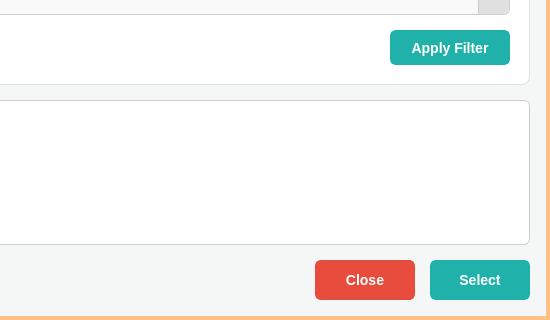
Before: the Qt Designer form src/components/dialogs/author/listofauthorsdialog.ui in DamPhuQuy/Scientific-Article-Management, drawn with Qt 5; both pictures show x 350 to 900 and y 280 to 600 of the 900 by 600 pixel window.
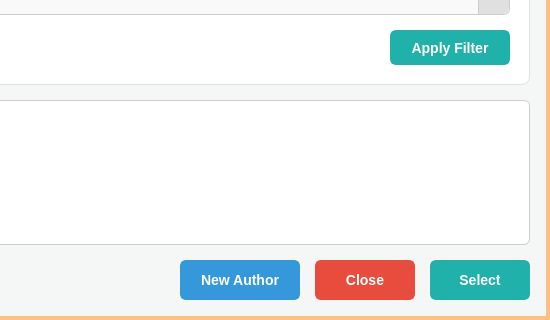
After: the same form once the commit is applied.

Commit message: feat: add author input dialog and integrate with author management

Patch:
```diff
--- a/src/components/dialogs/author/listofauthorsdialog.ui
+++ b/src/components/dialogs/author/listofauthorsdialog.ui
@@ -367,6 +367,25 @@
          </property>
         </spacer>
        </item>
+       <item>
+        <widget class="QPushButton" name="btnNewAuthor">
+         <property name="minimumSize">
+          <size>
+           <width>120</width>
+           <height>40</height>
+          </size>
+         </property>
+         <property name="cursor">
+          <cursorShape>PointingHandCursor</cursorShape>
+         </property>
+         <property name="styleSheet">
+          <string notr="true">QPushButton{background-color:#3498db;border:2px solid #3498db;border-radius:6px;color:white;font-weight:bold;}QPushButton:hover{background-color:#2980b9;}QPushButton:pressed{background-color:#1c5980;}</string>
+         </property>
+         <property name="text">
+          <string>New Author</string>
+         </property>
+        </widget>
+       </item>
        <item>
         <widget class="QPushButton" name="btnClose">
          <property name="minimumSize">
```
Left out of the diff: 9 changed lines with no effect on the pictures. The commit also changes 12 other files.
